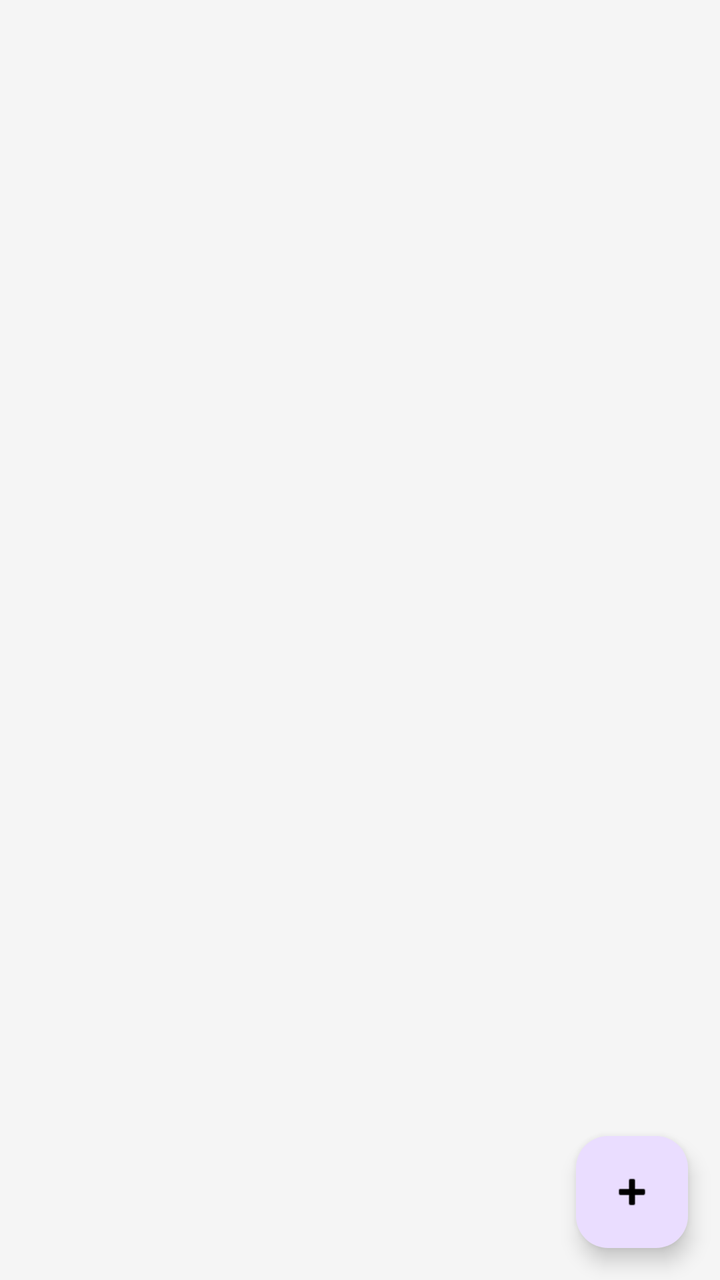
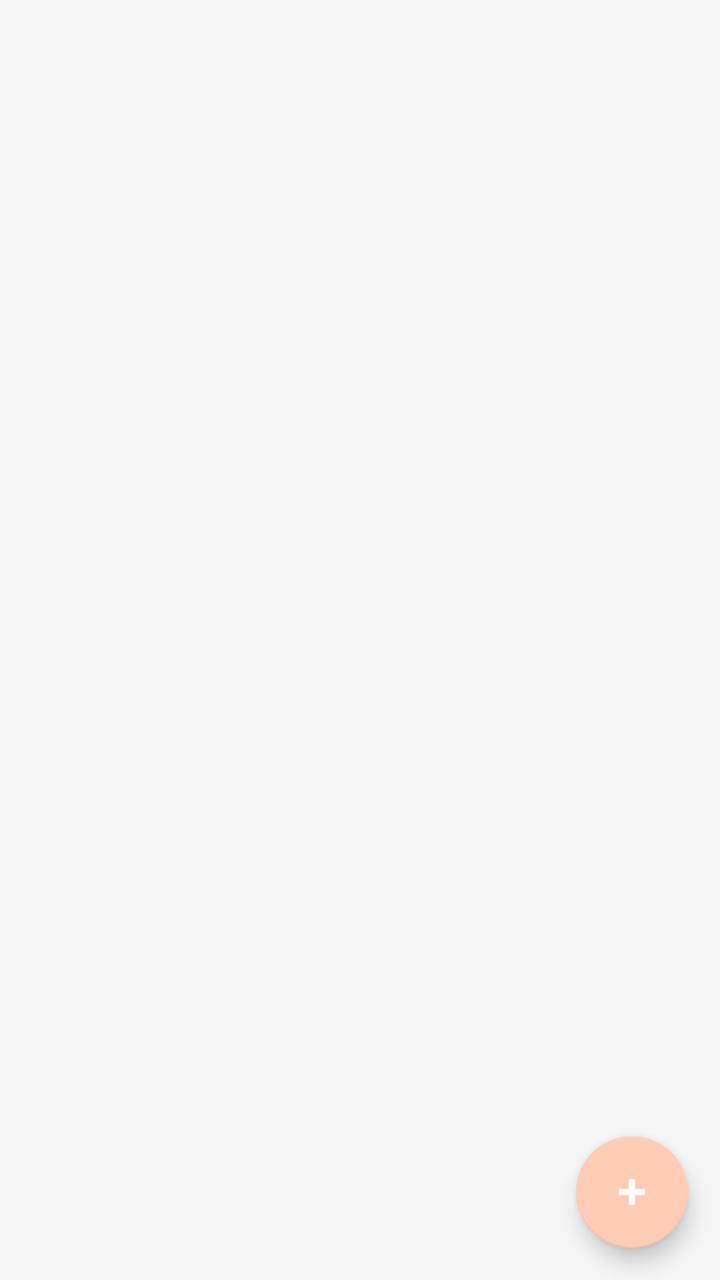

Two renders of the same Android screen: before a commit and after it. Below are the layout's source before the change and the commit's diff.
<!-- AndroidManifest.xml: application theme Theme.TASKFORGE -->
<!-- res/layout/fragment_subscriptions.xml -->
<?xml version="1.0" encoding="utf-8"?>
<RelativeLayout xmlns:android="http://schemas.android.com/apk/res/android"
    xmlns:app="http://schemas.android.com/apk/res-auto"
    android:layout_width="match_parent"
    android:layout_height="match_parent"
    android:background="#F5F5F5">

    <androidx.recyclerview.widget.RecyclerView
        android:id="@+id/rvSubscriptions"
        android:layout_width="match_parent"
        android:layout_height="match_parent"
        android:clipToPadding="false"
        android:padding="8dp"
        android:paddingBottom="80dp"/>

    <com.google.android.material.floatingactionbutton.FloatingActionButton
        android:id="@+id/fabAddSubscription"
        android:layout_width="wrap_content"
        android:layout_height="wrap_content"
        android:layout_alignParentBottom="true"
        android:layout_alignParentEnd="true"
        android:layout_margin="16dp"
        android:src="@android:drawable/ic_input_add"
        app:tint="@android:color/black" />
</RelativeLayout>
<!-- resources referenced by this layout -->
<resources>
  <style name="Base.Theme.TASKFORGE" parent="Theme.Material3.DayNight.NoActionBar">
          <item name="android:windowLightStatusBar">true</item>
          
          
      </style>
  <!-- unchanged entries left out for length: 1 -->
</resources>

<!-- the commit's change to res/layout/fragment_subscriptions.xml (unified diff, before → after) -->
@@ -3,7 +3,7 @@
     xmlns:app="http://schemas.android.com/apk/res-auto"
     android:layout_width="match_parent"
     android:layout_height="match_parent"
-    android:background="#F5F5F5">
+    android:background="@color/ui_background">
 
     <androidx.recyclerview.widget.RecyclerView
         android:id="@+id/rvSubscriptions"
@@ -15,11 +15,11 @@
 
     <com.google.android.material.floatingactionbutton.FloatingActionButton
         android:id="@+id/fabAddSubscription"
+        style="@style/Widget.TaskForge.FAB"
         android:layout_width="wrap_content"
         android:layout_height="wrap_content"
         android:layout_alignParentBottom="true"
         android:layout_alignParentEnd="true"
         android:layout_margin="16dp"
-        android:src="@android:drawable/ic_input_add"
-        app:tint="@android:color/black" />
+        android:src="@android:drawable/ic_input_add" />
 </RelativeLayout>
<!-- resource entries referenced after the edit -->
@@ -1,9 +1,107 @@
 <!-- resources referenced by this layout -->
 <resources>
+  <color name="ui_background">#F5F5F5</color>
+  <style name="Widget.TaskForge.FAB" parent="Widget.MaterialComponents.FloatingActionButton">
+          <item name="backgroundTint">@color/ui_accent_primary</item>
+          <item name="tint">@color/white</item>
+      </style>
+  <color name="ui_accent_primary">#FFCCB6</color>
+  <color name="white">#FFFFFFFF</color>
   <style name="Base.Theme.TASKFORGE" parent="Theme.Material3.DayNight.NoActionBar">
           <item name="android:windowLightStatusBar">true</item>
-          
-          
+          <item name="colorPrimary">@color/ui_accent_primary</item>
+          <item name="colorOnPrimary">@color/white</item>
+          <item name="colorSecondary">@color/ui_accent_secondary</item>
+          <item name="colorOnSecondary">@color/ui_heading_text</item>
+          <item name="android:colorBackground">@color/ui_background</item>
+          <item name="colorSurface">@color/white</item>
+          <item name="colorOnSurface">@color/ui_body_text</item>
+          <item name="colorOnSurfaceVariant">@color/ui_hint_text</item>
+          <item name="android:windowBackground">@color/ui_background</item>
+          <item name="android:navigationBarColor">@color/white</item>
+          <item name="android:statusBarColor">@color/ui_background</item>
+          <item name="android:fontFamily">sans-serif</item>
+          <item name="textAppearanceHeadlineLarge">@style/TextAppearance.TaskForge.Headline1</item>
+          <item name="textAppearanceTitleLarge">@style/TextAppearance.TaskForge.Headline2</item>
+          <item name="textAppearanceBodyLarge">@style/TextAppearance.TaskForge.Body</item>
+          <item name="textAppearanceBodyMedium">@style/TextAppearance.TaskForge.Caption</item>
+          <item name="materialButtonStyle">@style/Widget.TaskForge.Button.Primary</item>
+          <item name="materialCardViewStyle">@style/Widget.TaskForge.CardView</item>
+          <item name="floatingActionButtonStyle">@style/Widget.TaskForge.FAB</item>
+          <item name="textInputStyle">@style/Widget.TaskForge.TextInputLayout</item>
+          <item name="editTextStyle">@style/Widget.TaskForge.EditText</item>
+          <item name="bottomNavigationStyle">@style/Widget.TaskForge.BottomNavigationView</item>
+          <item name="materialAlertDialogTheme">@style/ThemeOverlay.TaskForge.MaterialAlertDialog</item>
+      </style>
+  <color name="ui_accent_secondary">#DCCFF6</color>
+  <color name="ui_heading_text">#212121</color>
+  <color name="ui_body_text">#4A4A4A</color>
+  <color name="ui_hint_text">#8E8E8E</color>
+  <style name="TextAppearance.TaskForge.Headline1" parent="TextAppearance.Material3.HeadlineLarge">
+          <item name="android:textSize">24sp</item>
+          <item name="android:textStyle">bold</item>
+          <item name="android:fontFamily">sans-serif</item>
+          <item name="android:textColor">@color/ui_heading_text</item>
+      </style>
+  <style name="TextAppearance.TaskForge.Headline2" parent="TextAppearance.Material3.TitleLarge">
+          <item name="android:textSize">20sp</item>
+          <item name="android:textStyle">normal</item>
+          <item name="android:fontFamily">sans-serif-medium</item>
+          <item name="android:textColor">@color/ui_heading_text</item>
+      </style>
+  <style name="TextAppearance.TaskForge.Body" parent="TextAppearance.Material3.BodyLarge">
+          <item name="android:textSize">16sp</item>
+          <item name="android:textStyle">normal</item>
+          <item name="android:fontFamily">sans-serif</item>
+          <item name="android:textColor">@color/ui_body_text</item>
+      </style>
+  <style name="TextAppearance.TaskForge.Caption" parent="TextAppearance.Material3.BodyMedium">
+          <item name="android:textSize">14sp</item>
+          <item name="android:textStyle">normal</item>
+          <item name="android:fontFamily">sans-serif-medium</item>
+          <item name="android:textColor">@color/ui_hint_text</item>
+      </style>
+  <style name="Widget.TaskForge.Button.Primary" parent="Widget.MaterialComponents.Button">
+          <item name="android:minHeight">48dp</item>
+          <item name="cornerRadius">8dp</item>
+          <item name="backgroundTint">@color/ui_accent_primary</item>
+          <item name="android:textColor">@color/white</item>
+          <item name="android:textStyle">bold</item>
+          <item name="android:fontFamily">sans-serif-medium</item>
+      </style>
+  <style name="Widget.TaskForge.CardView" parent="Widget.MaterialComponents.CardView">
+          <item name="strokeColor">@color/ui_card_border</item>
+          <item name="strokeWidth">1dp</item>
+          <item name="cardCornerRadius">10dp</item>
+          <item name="cardElevation">1dp</item>
+          <item name="cardBackgroundColor">@color/white</item>
+      </style>
+  <style name="Widget.TaskForge.TextInputLayout" parent="Widget.MaterialComponents.TextInputLayout.OutlinedBox">
+          <item name="boxBackgroundColor">@color/white</item>
+          <item name="boxStrokeColor">@color/ui_accent_secondary</item>
+          <item name="boxStrokeWidth">1dp</item>
+          <item name="boxStrokeWidthFocused">2dp</item>
+          <item name="hintTextColor">@color/ui_hint_text</item>
+      </style>
+  <style name="Widget.TaskForge.EditText" parent="Widget.MaterialComponents.TextInputEditText.OutlinedBox">
+          <item name="android:textColor">@color/ui_body_text</item>
+          <item name="android:textColorHint">@color/ui_hint_text</item>
+          <item name="android:textSize">16sp</item>
+          <item name="android:fontFamily">sans-serif</item>
+      </style>
+  <style name="Widget.TaskForge.BottomNavigationView" parent="Widget.MaterialComponents.BottomNavigationView">
+          <item name="itemIconTint">@color/bottom_nav_tint</item>
+          <item name="itemTextColor">@color/bottom_nav_tint</item>
+          <item name="android:background">@color/white</item>
+      </style>
+  <style name="ThemeOverlay.TaskForge.MaterialAlertDialog" parent="ThemeOverlay.MaterialComponents.MaterialAlertDialog">
+          <item name="materialAlertDialogBodyTextStyle">@style/TextAppearance.TaskForge.Body</item>
+          <item name="shapeAppearanceOverlay">@style/ShapeAppearanceOverlay.TaskForge.Dialog</item>
+      </style>
+  <color name="ui_card_border">#E0E0E0</color>
+  <style name="ShapeAppearanceOverlay.TaskForge.Dialog" parent="">
+          <item name="cornerFamily">rounded</item>
+          <item name="cornerSize">20dp</item>
       </style>
   <!-- unchanged entries left out for length: 1 -->
 </resources>
